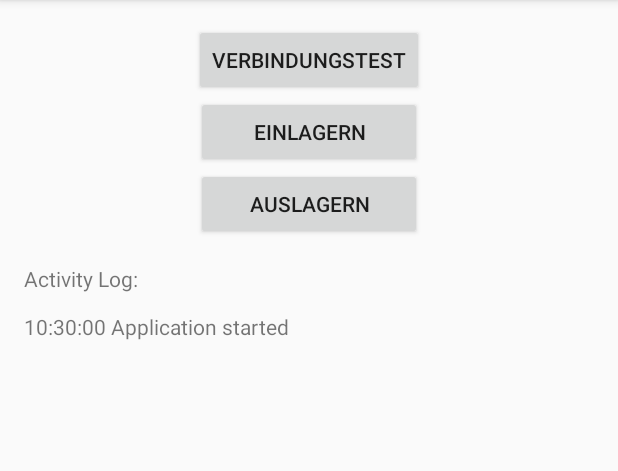
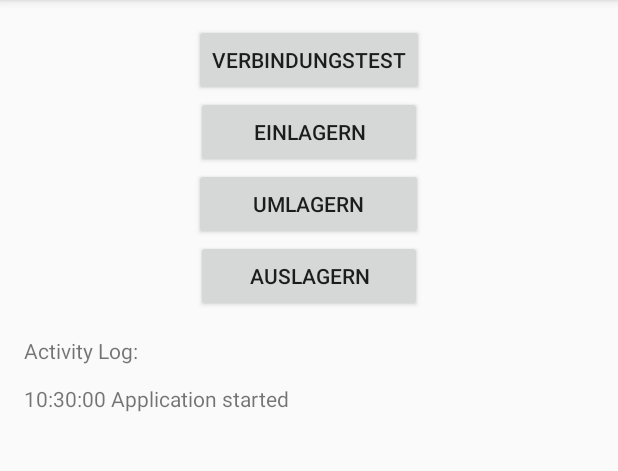
Before and after one commit to brainfuck93/BTaIT, an Android app: the screen it shows after launch (MainActivity), on a phone screen of 412 x 824 dp, the part 84-555 px from its top. Run offline under Robolectric (Android 15) with nearby library versions, the phone set to English and light mode, and no system bars.

Commit message:
Do code refactoring neccessary for implementation of the 'Umlagern by update'-UseCase

```diff
--- a/BTaIT/app/src/main/res/layout/activity_main.xml
+++ b/BTaIT/app/src/main/res/layout/activity_main.xml
@@ -20,14 +20,14 @@
             android:layout_width="wrap_content"
             android:layout_height="wrap_content"
             android:text="@string/bt_test_connection"
-            android:id="@+id/buttonRetry"
+            android:id="@+id/buttonTryConnection"
             android:onClick="testGetRequest"/>
 
         <Button
             android:layout_width="wrap_content"
             android:layout_height="wrap_content"
             android:text="@string/bt_scan_insert"
-            android:id="@+id/buttonRequest"
+            android:id="@+id/buttonInsert"
             android:paddingLeft="38dp"
             android:paddingRight="38dp"
             android:onClick="scanBarcodeInsert"/>
@@ -35,8 +35,17 @@
         <Button
             android:layout_width="wrap_content"
             android:layout_height="wrap_content"
+            android:text="@string/bt_scan_transfer"
+            android:id="@+id/buttonTransfer"
+            android:paddingLeft="39dp"
+            android:paddingRight="39dp"
+            android:onClick="scanBarcodeTransfer"/>
+
+        <Button
+            android:layout_width="wrap_content"
+            android:layout_height="wrap_content"
             android:text="@string/bt_scan_remove"
-            android:id="@+id/buttonScan"
+            android:id="@+id/buttonRemove"
             android:paddingRight="35dp"
             android:paddingLeft="35dp"
             android:onClick="scanBarcodeRemove"/>
--- a/BTaIT/app/src/main/res/values/strings.xml
+++ b/BTaIT/app/src/main/res/values/strings.xml
@@ -3,6 +3,7 @@
     <string name="bt_scan_insert">Einlagern</string>
     <string name="bt_test_connection">Verbindungstest</string>
     <string name="bt_scan_remove">Auslagern</string>
+    <string name="bt_scan_transfer">Umlagern</string>
     <string name="qr_material_code">DIK_Mat</string>
     <string name="qr_position_code">DIK_Pos</string>
     <string name="qr_mat_and_pos_code">DIK_Ins_everything</string>
```
Also changed, not shown: BTaIT/app/src/main/java/de/tu_darmstadt/dik/btait/MainActivity.java (+66 -42 lines).
